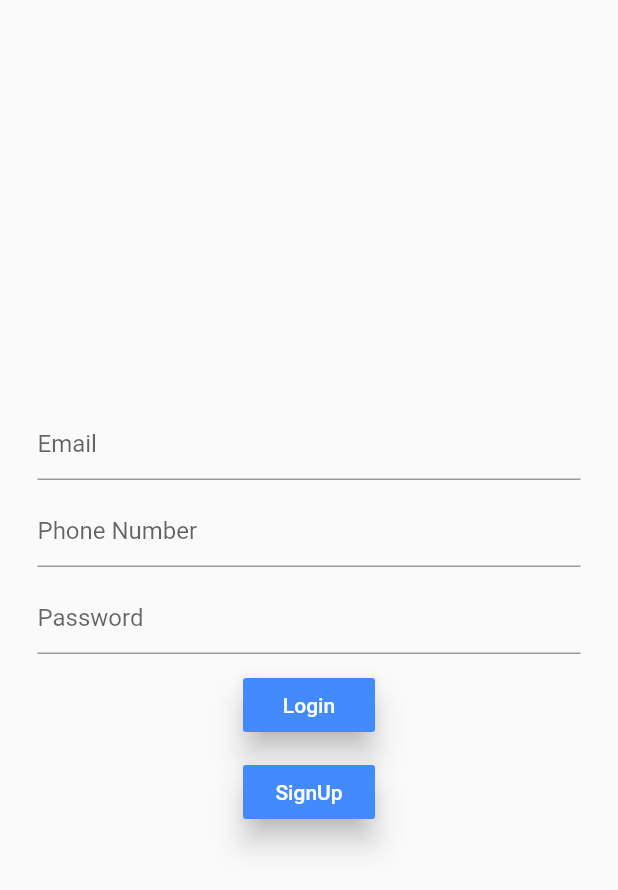
After one commit to Skoll16/Hobby_App, a Flutter app: the screen it shows after launch, after a tap on "Teacher", on a phone screen of 412 x 824 dp. The commit adds this screen. Shown: the top 890 px of the screen. Run offline on Flutter 3.47's test engine with Material 2 defaults, Android fonts, the phone set to English and light mode, and no system bars; our stand-ins replace firebase_core, firebase_database; accounts and stored records are empty.

Commit message:
Second Commit

```diff
--- a/lib/loginPage.dart
+++ b/lib/loginPage.dart
@@ -1,4 +1,6 @@
 import 'package:flutter/material.dart';
+import 'package:firebase_database/firebase_database.dart';
+import 'package:firebase_core/firebase_core.dart';
 class LoginPage extends StatefulWidget {
   LoginPage({Key key}) : super(key: key);
 
@@ -6,6 +8,7 @@ class LoginPage extends StatefulWidget {
 }
 
 class _LoginPageState extends State<LoginPage> {
+  FirebaseDatabase mRef=FirebaseDatabase.instance;
   String _email,_password;
   @override
   Widget build(BuildContext context) {
@@ -16,44 +19,68 @@ class _LoginPageState extends State<LoginPage> {
           child: Column(
             mainAxisAlignment: MainAxisAlignment.center,
             children: <Widget>[
-              TextField(
-                decoration: InputDecoration(hintText: 'Email'),
-                onChanged: (value) {
-                  setState(() {
-                    _email = value;
-                  });
-                },
-              ),
+              // TextField(
+              //   decoration: InputDecoration(hintText: 'Email'),
+              //   onChanged: (value) {
+              //     setState(() {
+              //       _email = value;
+              //     });
+              //   },
+              // ),
+              // SizedBox(
+              //   height: 10,
+              // ),
+              // TextField(
+              //   decoration: InputDecoration(hintText: 'Password'),
+              //   onChanged: (value) {
+              //     setState(() {
+              //       _password = value;
+              //     });
+              //   },
+              //   obscureText: true,
+              // ),
               SizedBox(
                 height: 10,
               ),
-              TextField(
-                decoration: InputDecoration(hintText: 'Password'),
-                onChanged: (value) {
-                  setState(() {
-                    _password = value;
-                  });
+              RaisedButton(
+                child: Text(
+                  'User',
+                ),
+                color: Colors.blueAccent,
+                textColor: Colors.white,
+                elevation: 8,
+                onPressed: () {
+                   Navigator.pushNamed(context, '/signup');
                 },
-                obscureText: true,
               ),
               SizedBox(
                 height: 10,
               ),
               RaisedButton(
                 child: Text(
-                  'Login',
+                  'Admin',
                 ),
                 color: Colors.blueAccent,
                 textColor: Colors.white,
                 elevation: 8,
                 onPressed: () {
-
+                   Navigator.pushNamed(context, '/signupAdmin');
                 },
               ),
               SizedBox(
                 height: 10,
               ),
-
+              RaisedButton(
+                child: Text(
+                  'Teacher',
+                ),
+                color: Colors.blueAccent,
+                textColor: Colors.white,
+                elevation: 8,
+                onPressed: () {
+                   Navigator.pushNamed(context, '/signupTeacher');
+                },
+              ),
             ],
           ),
         ),
--- a/lib/main.dart
+++ b/lib/main.dart
@@ -1,4 +1,7 @@
 import 'package:flutter/material.dart';
+import 'package:hobby_amity/signupAdmin.dart';
+import 'package:hobby_amity/signupTeacher.dart';
+import 'package:hobby_amity/signupUser.dart';
 import 'loginPage.dart';
 
 void main()=>runApp(new MyApp());
@@ -17,7 +20,9 @@ class _MyAppState extends State<MyApp> {
    home:LoginPage(),
     routes: <String,WidgetBuilder>{
     '/landingpage':(BuildContext context)=>new MyApp(),
-    // '/signup':(BuildContext context)=> new SignUpPage(),
+     '/signup':(BuildContext context)=> new SignUpPage(),
+     '/signupAdmin':(BuildContext context)=>new SignUpAdmin(),
+     '/signupTeacher':(BuildContext context)=>new SignUpTeacher(),
     // '/homepage':(BuildContext context)=>new HomePage(),
     // '/phoneauth':(BuildContext context)=>new phoneAuth(),
     // '/userInfo':(BuildContext context)=>new userInfo(),
--- /dev/null
+++ b/lib/signupTeacher.dart
@@ -0,0 +1,104 @@
+import 'package:firebase_core/firebase_core.dart';
+import 'package:firebase_database/firebase_database.dart';
+import 'package:flutter/material.dart';
+class SignUpTeacher extends StatefulWidget {
+  SignUpTeacher({Key key}) : super(key: key);
+
+  _SignUpTeacherState createState() => _SignUpTeacherState();
+}
+
+class _SignUpTeacherState extends State<SignUpTeacher> {
+   final DBRef=FirebaseDatabase.instance.reference();
+   void checkLogin(){
+
+      /****/
+   }
+  void writeData(){
+    DBRef.child('teachers').child(_phoneNumber).set({
+      'email':_email,
+      'password':_password,
+      'phoneNumber':_phoneNumber
+    });
+
+  }
+  String _email,_password,_phoneNumber;
+  @override
+  Widget build(BuildContext context) {
+     return Scaffold(
+       body: Center(
+        child: Container(
+          padding: EdgeInsets.all(25),
+          child: Column(
+            mainAxisAlignment: MainAxisAlignment.center,
+            children: <Widget>[
+              TextField(
+                decoration: InputDecoration(hintText: 'Email'),
+                onChanged: (value) {
+                  setState(() {
+                    _email = value;
+                  });
+                },
+              ),
+              SizedBox(
+                height: 10,
+              ),
+              TextField(
+                decoration: InputDecoration(hintText: 'Phone Number'),
+                onChanged: (value) {
+                  setState(() {
+                    _phoneNumber = value;
+                  });
+                },
+              ),
+              SizedBox(height: 10,),
+              TextField(
+                decoration: InputDecoration(hintText: 'Password'),
+                onChanged: (value) {
+                  setState(() {
+                    _password = value;
+                  });
+                },
+                obscureText: true,
+              ),
+               SizedBox(
+                height: 10,
+              ),
+              RaisedButton(
+                child: Text(
+                  'Login',
+                ),
+                color: Colors.blueAccent,
+                textColor: Colors.white,
+                elevation: 8,
+                onPressed: () {
+                  checkLogin();
+
+                },
+              ),
+              SizedBox(
+                height: 10,
+              ),
+              RaisedButton(
+                child: Text(
+                  'SignUp',
+                ),
+                color: Colors.blueAccent,
+                textColor: Colors.white,
+                elevation: 8,
+                onPressed: () {
+                  writeData();
+
+                },
+              ),
+
+
+            ],
+          ),
+        ),
+      ),
+
+
+
+    );
+  }
+}
```
Also changed, not shown: lib/signupAdmin.dart (added, +98 -0 lines), lib/signupUser.dart (added, +99 -0 lines).
